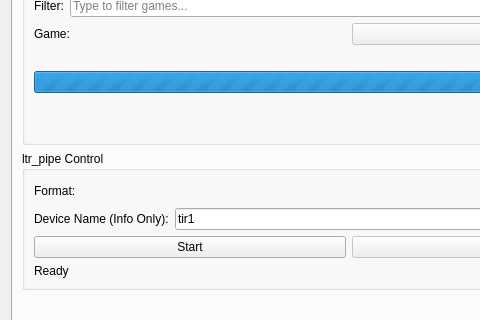
Qt form src/qt_gui/ltr.ui (fwfa123/linuxtrackx-ir) before a commit; both pictures show x 0 to 480 and y 376 to 696 of the 1015 by 777 pixel window.
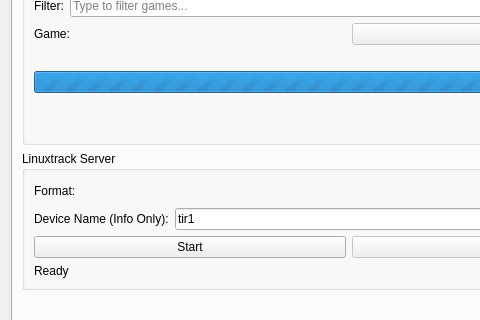
The same form after that commit. The open tabs and pages were chosen to show the change. Icons and pictures are not drawn.

Diff of the .ui file:
```diff
--- a/src/qt_gui/ltr.ui
+++ b/src/qt_gui/ltr.ui
@@ -487,7 +487,7 @@
        <item>
         <widget class="QGroupBox" name="LtrPipeControlGroupBox">
          <property name="title">
-          <string>ltr_pipe Control</string>
+          <string>Linuxtrack Server</string>
          </property>
          <layout class="QVBoxLayout" name="ltrPipeControlLayout">
           <item>
```
